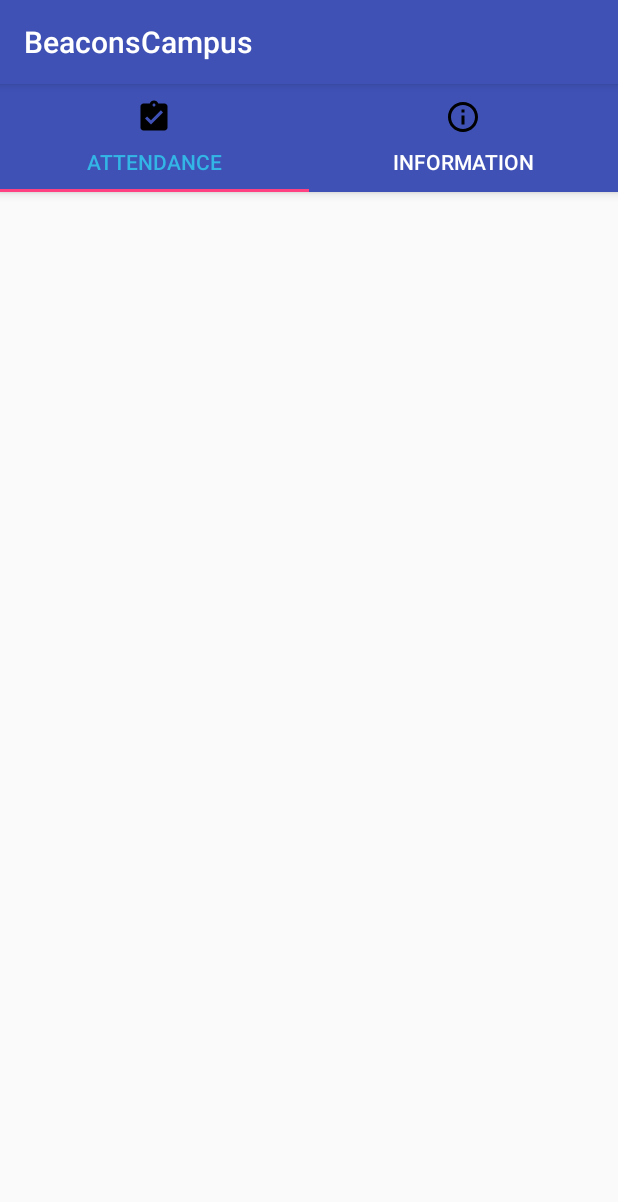
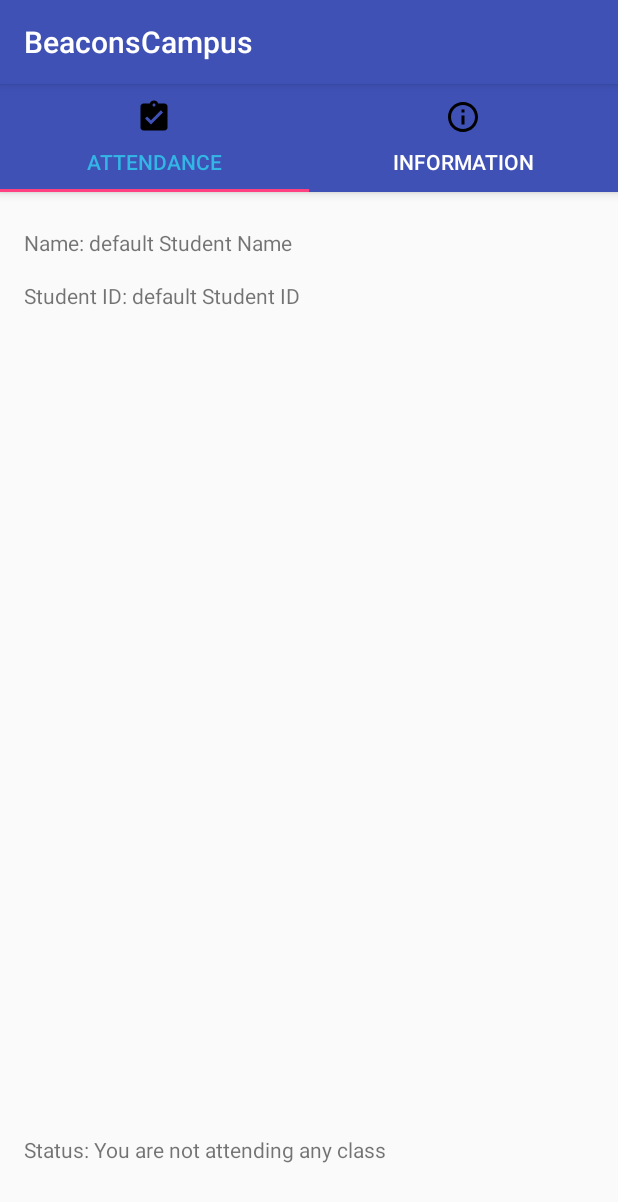
Before and after one commit to GenialRapier/BeaconsOfCampus, an Android app: the screen it shows after launch (MainActivity), on a phone screen of 412 x 824 dp. Shown: the top 1202 px of the screen. Run offline under Robolectric (Android 15) with nearby library versions, the phone set to English and light mode, and no system bars; libraries missing offline, so code that uses them is left out: org.altbeacon.beacon; 4 statements that could not run were skipped.

Commit message:
Add Student and inject meridian

```diff
--- a/app/src/main/java/com/gr/beaconscampus/AttendanceActivityFragment.java
+++ b/app/src/main/java/com/gr/beaconscampus/AttendanceActivityFragment.java
@@ -6,12 +6,19 @@ import android.support.v4.app.Fragment;
 import android.view.LayoutInflater;
 import android.view.View;
 import android.view.ViewGroup;
+import android.widget.TextView;
+
+import com.gr.beaconscampus.data.Student;
 
 /**
  * Created by ahmad on 02/05/2018.
  */
 
 public class AttendanceActivityFragment extends Fragment{
+
+    private TextView studentIdTextView;
+    private TextView studentNameTextView;
+    private TextView statusTextView;
 
     public AttendanceActivityFragment() {
 
@@ -21,6 +28,18 @@ public class AttendanceActivityFragment extends Fragment{
     public View onCreateView(LayoutInflater inflater, ViewGroup container, Bundle savedInstanceState) {
 
         View rootView = inflater.inflate(R.layout.fragment_attendance, container, false);
+
+        Student student = new Student("default Student ID", "default Student Name");
+
+        this.studentNameTextView = (TextView) rootView.findViewById(R.id.nameTextView);
+
+        this.studentIdTextView = (TextView) rootView.findViewById(R.id.idTextView);
+
+        this.statusTextView = (TextView) rootView.findViewById(R.id.statusTextView);
+
+        studentNameTextView.setText(getResources().getString(R.string.name) + " " + student.getStudent_name());
+
+        studentIdTextView.setText(getResources().getString(R.string.student_id) + " " +student.getStudent_id());
 
         return rootView;
     }
--- a/app/src/main/java/com/gr/beaconscampus/BeaconsCampus.java
+++ b/app/src/main/java/com/gr/beaconscampus/BeaconsCampus.java
@@ -15,7 +15,7 @@ import org.altbeacon.beacon.startup.RegionBootstrap;
  */
 
 public class BeaconsCampus extends Application implements BootstrapNotifier {
-    private static final String TAG = ".MyApplicationName";
+    private static final String TAG = "BeaconsCampus";
     private RegionBootstrap regionBootstrap;
 
     @Override
--- a/app/src/main/java/com/gr/beaconscampus/MainActivity.java
+++ b/app/src/main/java/com/gr/beaconscampus/MainActivity.java
@@ -47,10 +47,10 @@ public class MainActivity extends AppCompatActivity {
         super.onDestroy();
     }
 
-    @Override
-    protected void onResume() {
-        super.onResume();
-    }
+//    @Override
+//    protected void onResume() {
+//        super.onResume();
+//    }
 
     @Override
     public void onBackPressed() {
--- /dev/null
+++ b/app/src/main/java/com/gr/beaconscampus/data/Student.java
@@ -0,0 +1,25 @@
+package com.gr.beaconscampus.data;
+
+/**
+ * Created by ahmad on 17/05/2018.
+ */
+
+public class Student {
+    private String student_id;
+    private String student_name;
+    private String status;
+
+
+    public Student(String id, String name) {
+        this.student_id = id;
+        this.student_name = name;
+    }
+
+    public String getStudent_id() {
+        return student_id;
+    }
+
+    public String getStudent_name() {
+        return student_name;
+    }
+}
--- a/app/src/main/res/layout/fragment_attendance.xml
+++ b/app/src/main/res/layout/fragment_attendance.xml
@@ -2,5 +2,46 @@
 <LinearLayout xmlns:android="http://schemas.android.com/apk/res/android"
     android:layout_width="match_parent"
     android:layout_height="match_parent">
+    <LinearLayout
+        android:layout_width="match_parent"
+        android:layout_height="match_parent"
+        android:orientation="vertical">
+        <LinearLayout
+            android:layout_width="match_parent"
+            android:layout_height="0dp"
+            android:layout_weight="1"
+            android:orientation="vertical">
 
+            <TextView
+                android:id="@+id/nameTextView"
+                android:layout_width="match_parent"
+                android:layout_height="wrap_content"
+                android:layout_marginTop="96dp"
+                android:layout_marginLeft="16dp"
+                android:layout_marginRight="16dp"
+                android:layout_marginBottom="16dp"
+                android:text="@string/name" />
+
+            <TextView
+                android:id="@+id/idTextView"
+                android:layout_width="match_parent"
+                android:layout_height="wrap_content"
+                android:layout_marginLeft="16dp"
+                android:layout_marginRight="16dp"
+                android:text="@string/student_id" />
+        </LinearLayout>
+        <LinearLayout
+            android:layout_width="match_parent"
+            android:layout_height="0dp"
+            android:layout_weight="1">
+            <TextView
+                android:id="@+id/statusTextView"
+                android:layout_width="match_parent"
+                android:layout_height="wrap_content"
+                android:layout_gravity="bottom"
+                android:layout_margin="16dp"
+                android:text="@string/status"/>
+        </LinearLayout>
+
+    </LinearLayout>
 </LinearLayout>
--- a/app/src/main/res/values/strings.xml
+++ b/app/src/main/res/values/strings.xml
@@ -6,4 +6,10 @@
     <string name="title_activity_information">Information</string>
 
     <string name="prompt_quit">Press back again to leave</string>
+
+    <string name="name">Name: </string>
+
+    <string name="student_id">Student ID: </string>
+
+    <string name="status">Status: You are not attending any class</string>
 </resources>
--- a/build.gradle
+++ b/build.gradle
@@ -5,6 +5,10 @@ buildscript {
     repositories {
         google()
         jcenter()
+
+        flatDir{
+            dirs 'C:\\Users\\ahmad\\Documents\\BeaconsCampus\\meridian-4.3.0.aar'
+        }
     }
     dependencies {
         classpath 'com.android.tools.build:gradle:3.0.1'
```
Also changed, not shown: 1 other file.
